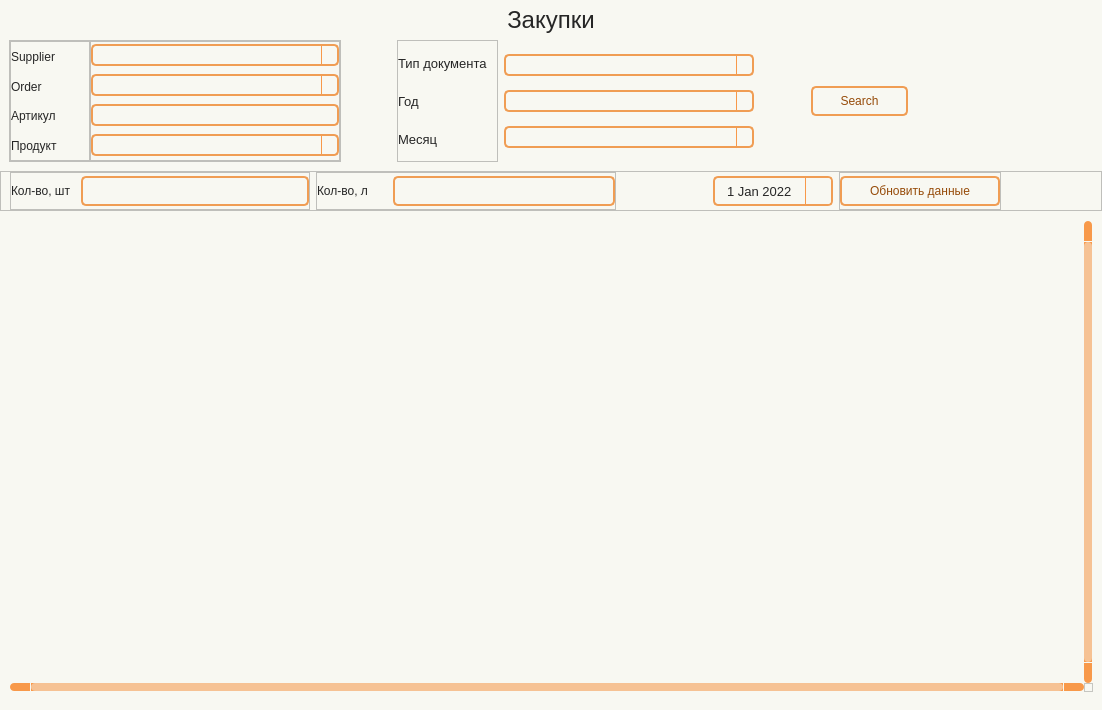
Masik84/Daily_Report_QT, file wind/pages/purchase.ui: the form before one commit.
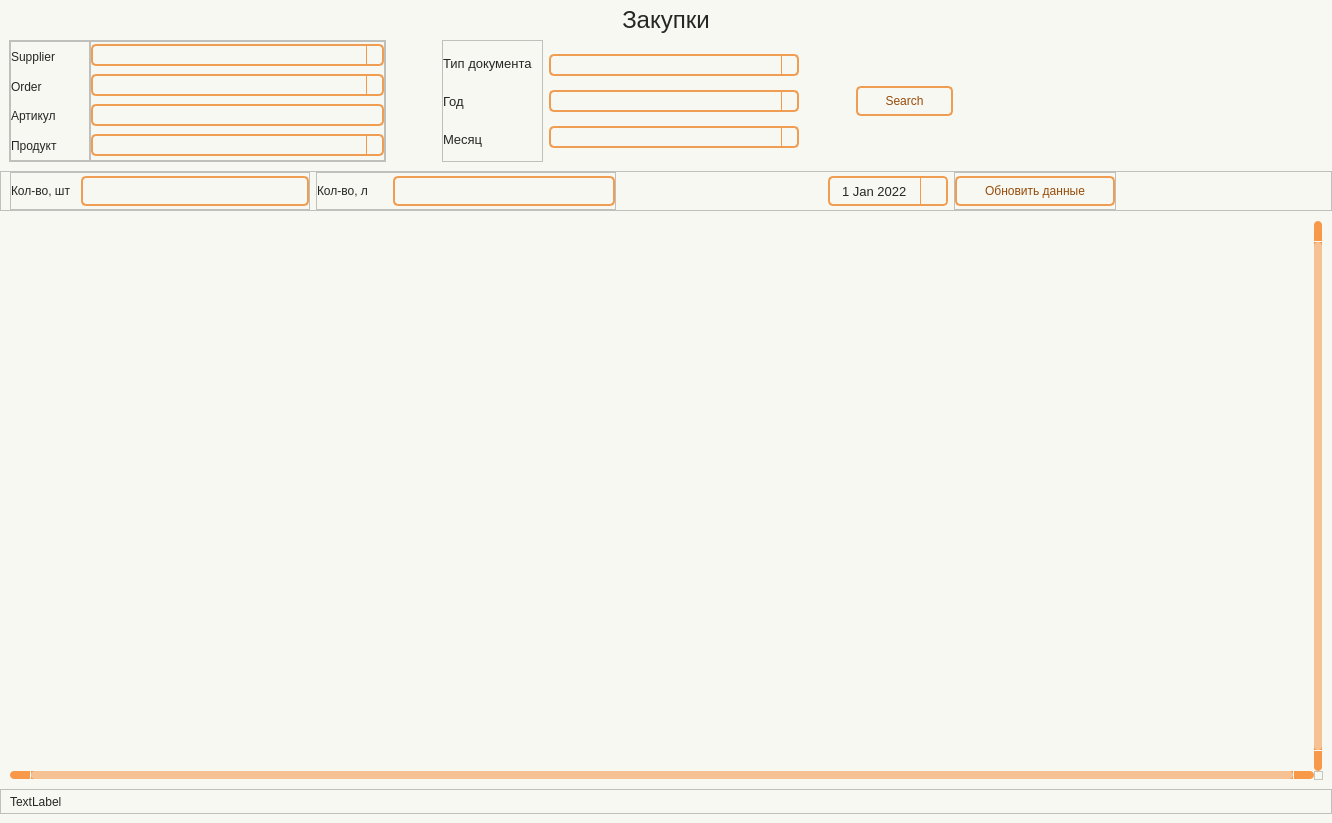
The form after the commit. Icons and pictures are not drawn.

What changed in the file:
```diff
--- a/wind/pages/purchase.ui
+++ b/wind/pages/purchase.ui
@@ -6,8 +6,8 @@
    <rect>
     <x>0</x>
     <y>0</y>
-    <width>1102</width>
-    <height>710</height>
+    <width>1332</width>
+    <height>823</height>
    </rect>
   </property>
   <property name="minimumSize">
@@ -1317,6 +1317,40 @@
         </attribute>
        </widget>
       </item>
+      <item>
+       <widget class="QFrame" name="frame_9">
+        <property name="minimumSize">
+         <size>
+          <width>0</width>
+          <height>25</height>
+         </size>
+        </property>
+        <property name="frameShape">
+         <enum>QFrame::Shape::StyledPanel</enum>
+        </property>
+        <property name="frameShadow">
+         <enum>QFrame::Shadow::Raised</enum>
+        </property>
+        <layout class="QHBoxLayout" name="horizontalLayout_6">
+         <property name="spacing">
+          <number>0</number>
+         </property>
+         <property name="topMargin">
+          <number>0</number>
+         </property>
+         <property name="bottomMargin">
+          <number>0</number>
+         </property>
+         <item>
+          <widget class="QLabel" name="label_msg">
+           <property name="text">
+            <string>TextLabel</string>
+           </property>
+          </widget>
+         </item>
+        </layout>
+       </widget>
+      </item>
      </layout>
     </widget>
    </item>
```
Left out of the diff: 3 changed lines with no effect on the pictures.
